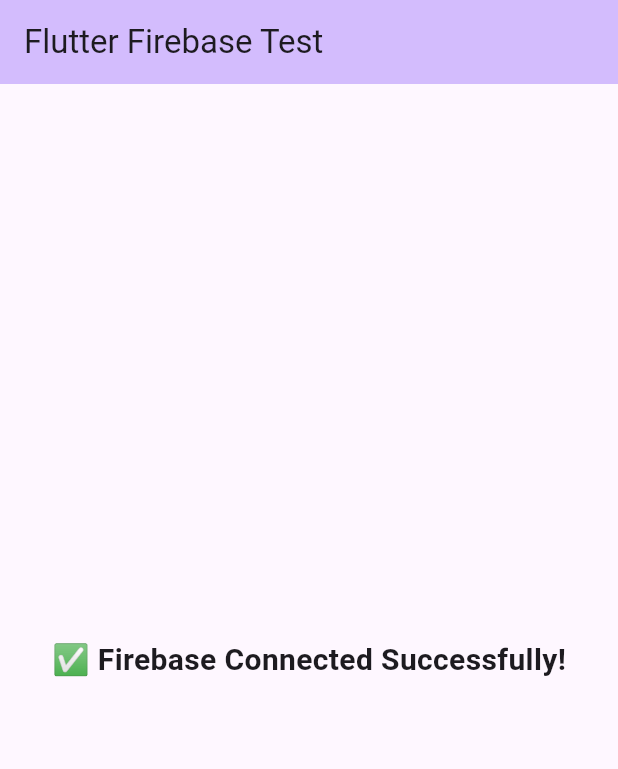
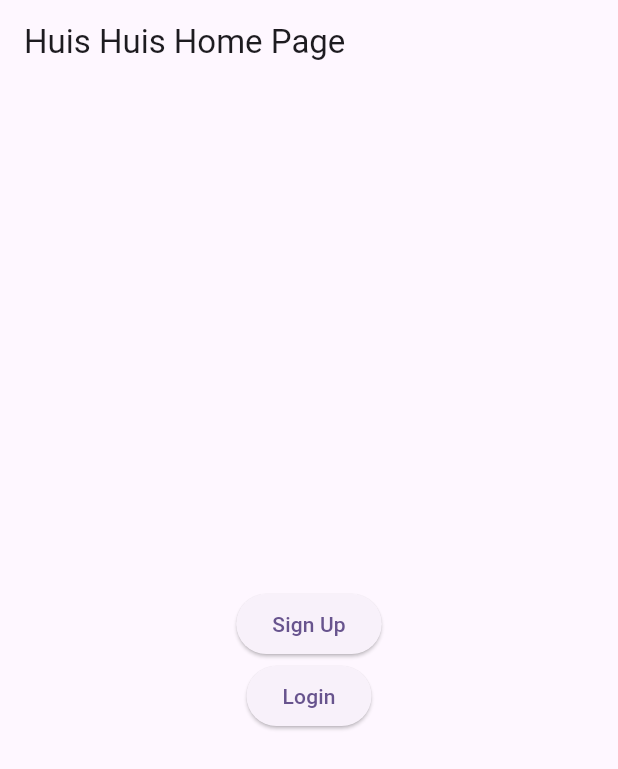
Before and after one commit to jamesleonardcameron/HuisHuis, a Flutter app: the screen it shows after launch, on a phone screen of 412 x 824 dp. Shown: the top 769 px of the screen. Run offline on Flutter 3.47's test engine with Material 3 defaults, Android fonts, the phone set to English and light mode, and no system bars; our stand-ins replace firebase_auth, firebase_core; accounts and stored records are empty.

Commit message:
Added Firebase Authentication and Fixed Emulator Issues

```diff
--- a/lib/main.dart
+++ b/lib/main.dart
@@ -1,9 +1,11 @@
 import 'package:flutter/material.dart';
 import 'package:firebase_core/firebase_core.dart';
+import 'package:firebase_auth/firebase_auth.dart'; // ✅ Import FirebaseAuth
+import 'authentication.dart'; // Import authentication screens
 
 void main() async {
   WidgetsFlutterBinding.ensureInitialized();
-  await Firebase.initializeApp(); // ✅ Ensure Firebase is initialized before running the app
+  await Firebase.initializeApp(); // ✅ Initialize Firebase
   runApp(const MyApp());
 }
 
@@ -17,7 +19,7 @@
       theme: ThemeData(
         colorScheme: ColorScheme.fromSeed(seedColor: Colors.deepPurple),
       ),
-      home: const MyHomePage(title: 'Flutter Firebase Test'),
+      home: const MyHomePage(title: 'Huis Huis Home Page'),
     );
   }
 }
@@ -32,19 +34,80 @@
 }
 
 class _MyHomePageState extends State<MyHomePage> {
+  User? _user; // ✅ No "late" keyword, handles null properly
+
+  @override
+  void initState() {
+    super.initState();
+    _checkLoginStatus();
+  }
+
+  // ✅ Function to check if user is logged in
+  void _checkLoginStatus() async {
+    setState(() {
+      _user = FirebaseAuth.instance.currentUser;
+    });
+  }
+
   @override
   Widget build(BuildContext context) {
+    // ✅ If user is logged in, show home screen
+    if (_user != null) {
       return Scaffold(
         appBar: AppBar(
-        backgroundColor: Theme.of(context).colorScheme.inversePrimary,
+          title: Text('Welcome ${_user!.email}'),
+        ),
+        body: Center(
+          child: Column(
+            mainAxisAlignment: MainAxisAlignment.center,
+            children: [
+              Text("You're logged in!"),
+              SizedBox(height: 20),
+              ElevatedButton(
+                onPressed: () async {
+                  await FirebaseAuth.instance.signOut();
+                  setState(() {
+                    _user = null; // ✅ Update UI after logout
+                  });
+                },
+                child: Text("Logout"),
+              ),
+            ],
+          ),
+        ),
+      );
+    } else {
+      // ✅ If no user is logged in, show sign-up or login screen
+      return Scaffold(
+        appBar: AppBar(
           title: Text(widget.title),
         ),
-      body: const Center(
-        child: Text(
-          '✅ Firebase Connected Successfully!',
-          style: TextStyle(fontSize: 20, fontWeight: FontWeight.bold),
+        body: Center(
+          child: Column(
+            mainAxisAlignment: MainAxisAlignment.center,
+            children: <Widget>[
+              ElevatedButton(
+                onPressed: () {
+                  Navigator.push(
+                    context,
+                    MaterialPageRoute(builder: (context) => SignUpScreen()),
+                  );
+                },
+                child: Text("Sign Up"),
+              ),
+              ElevatedButton(
+                onPressed: () {
+                  Navigator.push(
+                    context,
+                    MaterialPageRoute(builder: (context) => LoginScreen()),
+                  );
+                },
+                child: Text("Login"),
+              ),
+            ],
           ),
         ),
       );
     }
   }
+}
--- a/pubspec.yaml
+++ b/pubspec.yaml
@@ -35,6 +35,9 @@
   # Use with the CupertinoIcons class for iOS style icons.
   cupertino_icons: ^1.0.8
   firebase_core: ^3.12.0
+  firebase_auth: ^5.5.0
+  cloud_firestore: ^5.6.4
+
 
 dev_dependencies:
   flutter_test:
```
Also changed, not shown: lib/authentication.dart (added, +122 -0 lines), pubspec.lock, 8 other files. Lines whose indentation alone changed are shown as unchanged.
